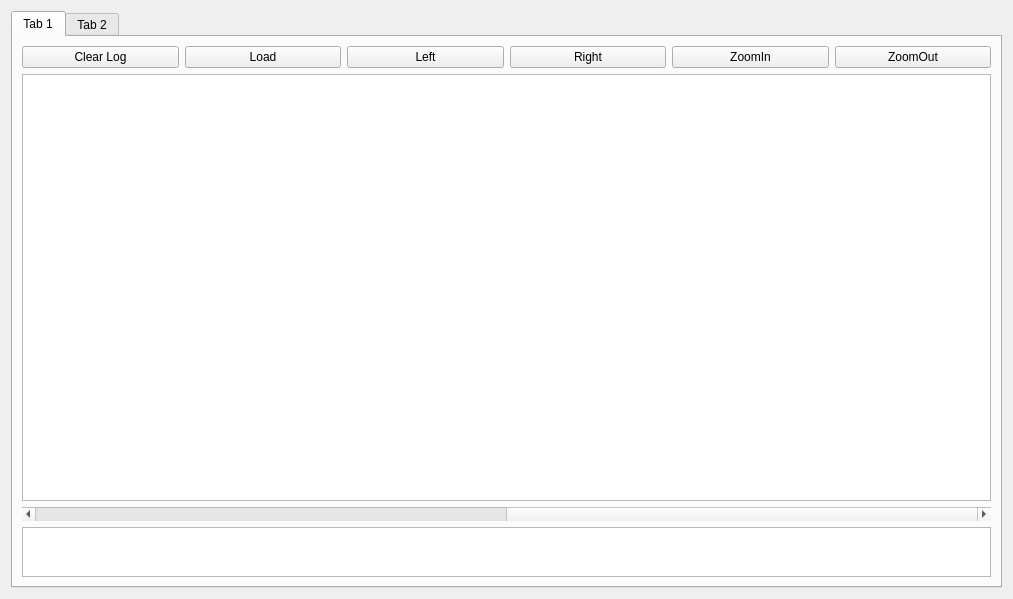
Old version of the form quoteView.ui in the repository kkchein/stock.
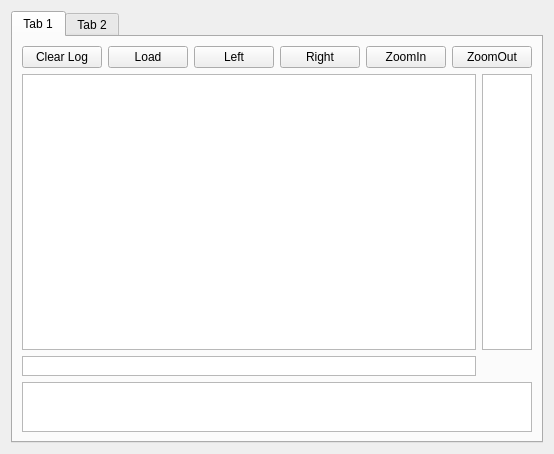
New version of the form.

Commit message: #   X00_03  2015/03/02  K.K.Chien #       1. change to view-scene control to draw quote #       2. remove python which are get from internet #       3. add NIKKEI in symbollist table #       4. remove unquote py2exe

Diff of the .ui file:
```diff
--- a/quoteView.ui
+++ b/quoteView.ui
@@ -6,14 +6,14 @@
    <rect>
     <x>0</x>
     <y>0</y>
-    <width>1013</width>
-    <height>599</height>
+    <width>522</width>
+    <height>454</height>
    </rect>
   </property>
   <property name="windowTitle">
    <string>Form</string>
   </property>
-  <layout class="QGridLayout" name="gridLayout">
+  <layout class="QGridLayout" name="gridLayout_2">
    <item row="0" column="0">
     <widget class="QTabWidget" name="tabWidget">
      <property name="currentIndex">
@@ -23,7 +23,7 @@
       <attribute name="title">
        <string>Tab 1</string>
       </attribute>
-      <layout class="QGridLayout" name="gridLayout_2">
+      <layout class="QGridLayout" name="gridLayout">
        <item row="0" column="0">
         <widget class="QPushButton" name="pushButtonClearLog">
          <property name="text">
@@ -31,23 +31,6 @@
          </property>
         </widget>
        </item>
-       <item row="1" column="0" colspan="6">
-        <widget class="QGraphicsView" name="graphicsView">
-         <property name="mouseTracking">
-          <bool>true</bool>
-         </property>
-         <property name="toolTip">
-          <string/>
-         </property>
-        </widget>
-       </item>
-       <item row="0" column="5">
-        <widget class="QPushButton" name="pushButtonZoomOut">
-         <property name="text">
-          <string>ZoomOut</string>
-         </property>
-        </widget>
-       </item>
        <item row="0" column="1">
         <widget class="QPushButton" name="pushButtonLoad">
          <property name="text">
@@ -55,6 +38,13 @@
          </property>
         </widget>
        </item>
+       <item row="0" column="2">
+        <widget class="QPushButton" name="pushButtonLeft">
+         <property name="text">
+          <string>Left</string>
+         </property>
+        </widget>
+       </item>
        <item row="0" column="3">
         <widget class="QPushButton" name="pushButtonRight">
          <property name="text">
@@ -69,14 +59,50 @@
          </property>
         </widget>
        </item>
-       <item row="0" column="2">
-        <widget class="QPushButton" name="pushButtonLeft">
+       <item row="0" column="5" colspan="2">
+        <widget class="QPushButton" name="pushButtonZoomOut">
          <property name="text">
-          <string>Left</string>
+          <string>ZoomOut</string>
          </property>
         </widget>
        </item>
-       <item row="3" column="0" colspan="6">
+       <item row="1" column="0" colspan="6">
+        <widget class="QGraphicsView" name="graphicsView">
+         <property name="mouseTracking">
+          <bool>true</bool>
+         </property>
+         <property name="contextMenuPolicy">
+          <enum>Qt::NoContextMenu</enum>
+         </property>
+         <property name="toolTip">
+          <string/>
+         </property>
+         <property name="dragMode">
+          <enum>QGraphicsView::ScrollHandDrag</enum>
+         </property>
+        </widget>
+       </item>
+       <item row="1" column="6">
+        <widget class="QGraphicsView" name="graphicsView_2">
+         <property name="maximumSize">
+          <size>
+           <width>50</width>
+           <height>16777215</height>
+          </size>
+         </property>
+        </widget>
+       </item>
+       <item row="2" column="0" colspan="6">
+        <widget class="QGraphicsView" name="graphicsView_3">
+         <property name="maximumSize">
+          <size>
+           <width>16777215</width>
+           <height>20</height>
+          </size>
+         </property>
+        </widget>
+       </item>
+       <item row="3" column="0" colspan="7">
         <widget class="QTextBrowser" name="textBrowser">
          <property name="maximumSize">
           <size>
@@ -84,21 +110,10 @@
            <height>50</height>
           </size>
          </property>
-        </widget>
-       </item>
-       <item row="2" column="0" colspan="6">
-        <widget class="QScrollBar" name="horizontalScrollBar">
-         <property name="maximum">
-          <number>10</number>
-         </property>
-         <property name="orientation">
-          <enum>Qt::Horizontal</enum>
-         </property>
-         <property name="invertedAppearance">
-          <bool>true</bool>
-         </property>
-         <property name="invertedControls">
-          <bool>true</bool>
+         <property name="font">
+          <font>
+           <family>Terminal</family>
+          </font>
          </property>
         </widget>
        </item>
```
The commit also changes 1308 other files.
